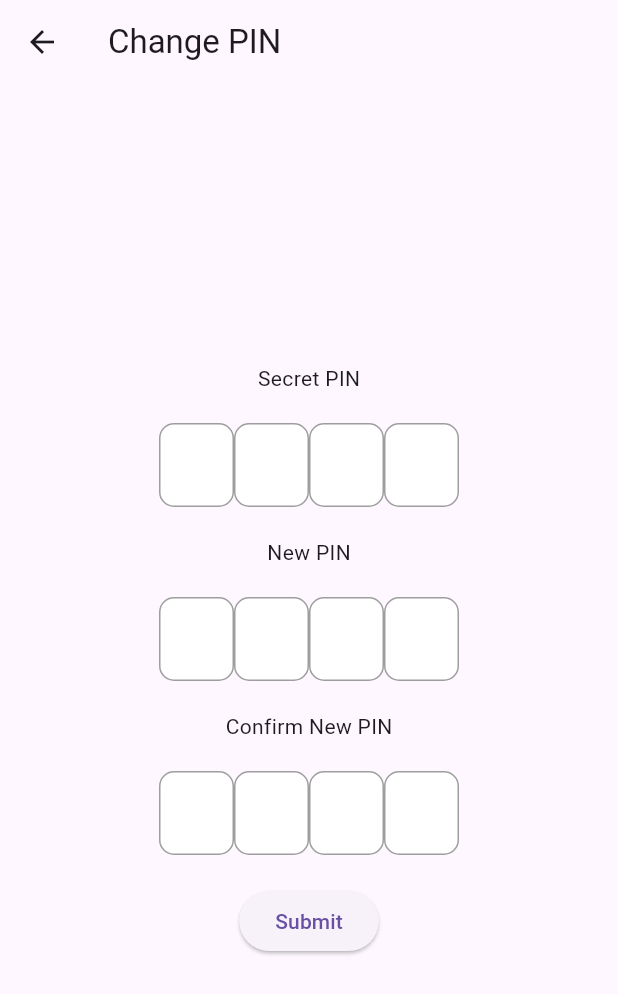
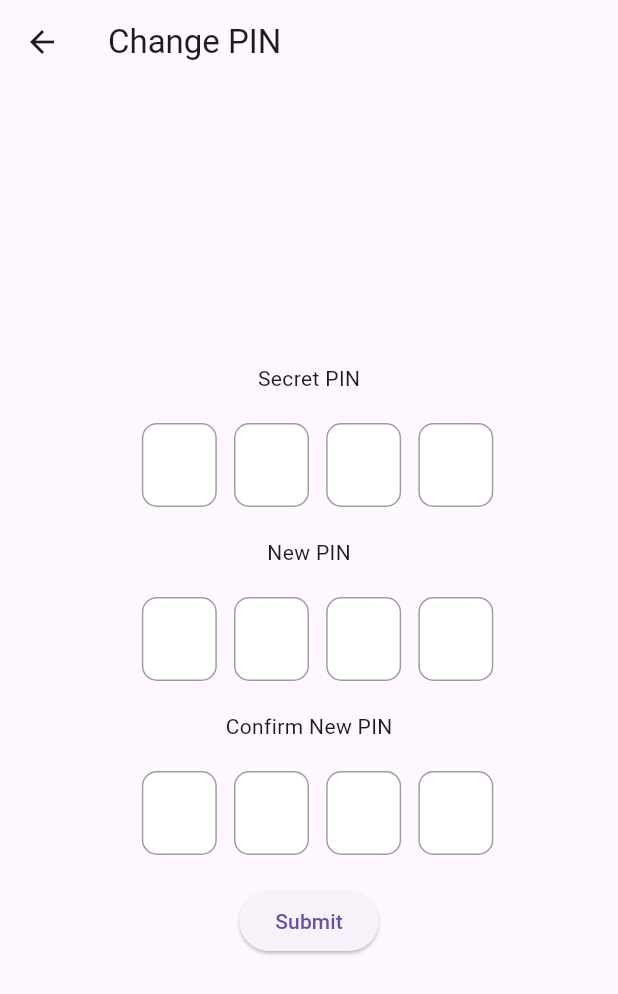
Before and after one commit to alenovan/carabao-billing-apps, a Flutter app: the ChangePinScreen screen opened directly, on a phone screen of 412 x 824 dp. Shown: the top 994 px of the screen. Run offline on Flutter 3.47's test engine with Material 3 defaults, Android fonts, the phone set to English and light mode, and no system bars; our stand-ins replace bloc, boxicons, equatable, flutter_bloc, flutter_local_notifications, flutter_screenutil and 6 more; missing offline and left inert: android_alarm_manager_plus, http_interceptor, pusher_channels_flutter, window_manager; accounts and stored records are empty.

Commit message:
update pin

```diff
--- a/lib/constant/url_constant.dart
+++ b/lib/constant/url_constant.dart
@@ -1,6 +1,6 @@
 class UrlConstant {
   static const base_url_live =
-      "https://test.crbillingsystem.com/public/api/";
+      "https://joes-billiards-api.crbillingsystem.com/public/api/";
   static const base_url_staging = "http://192.168.1.15:8001/api/";
   static const base_url = base_url_live;
   static const config = base_url + "config";
--- a/lib/screen/setting/ChangePinScreen.dart
+++ b/lib/screen/setting/ChangePinScreen.dart
@@ -1,5 +1,6 @@
 import 'package:carabaobillingapps/screen/setting/PinEntryScreen.dart';
 import 'package:flutter/material.dart';
+import 'package:flutter_screenutil/flutter_screenutil.dart';
 import 'package:shared_preferences/shared_preferences.dart';
 
 class ChangePinScreen extends StatefulWidget {
@@ -17,7 +18,7 @@ class _ChangePinScreenState extends State<ChangePinScreen> {
   final _newPinFocusNodes = List.generate(4, (_) => FocusNode());
   final _confirmNewPinFocusNodes = List.generate(4, (_) => FocusNode());
 
-  String _storedPin = '9041'; // Default PIN
+  String _storedPin = '0000'; // Default PIN
   String _secretPin = '5381'; // Default PIN
 
   @override
@@ -113,7 +114,8 @@ class _ChangePinScreenState extends State<ChangePinScreen> {
               Row(
                 mainAxisAlignment: MainAxisAlignment.center,
                 children: List.generate(4, (index) {
-                  return SizedBox(
+                  return Container(
+                    margin: EdgeInsets.only(left: 10.w),
                     width: 50,
                     child: TextField(
                       controller: _currentPinControllers[index],
@@ -158,7 +160,8 @@ class _ChangePinScreenState extends State<ChangePinScreen> {
               Row(
                 mainAxisAlignment: MainAxisAlignment.center,
                 children: List.generate(4, (index) {
-                  return SizedBox(
+                  return Container(
+                    margin: EdgeInsets.only(left: 10.w),
                     width: 50,
                     child: TextField(
                       controller: _newPinControllers[index],
@@ -203,7 +206,8 @@ class _ChangePinScreenState extends State<ChangePinScreen> {
               Row(
                 mainAxisAlignment: MainAxisAlignment.center,
                 children: List.generate(4, (index) {
-                  return SizedBox(
+                  return Container(
+                    margin: EdgeInsets.only(left: 10.w),
                     width: 50,
                     child: TextField(
                       controller: _confirmNewPinControllers[index],
--- a/lib/screen/setting/PinCreationScreen.dart
+++ b/lib/screen/setting/PinCreationScreen.dart
@@ -1,5 +1,6 @@
 import 'package:carabaobillingapps/screen/setting/PinEntryScreen.dart';
 import 'package:flutter/material.dart';
+import 'package:flutter_screenutil/flutter_screenutil.dart';
 import 'package:shared_preferences/shared_preferences.dart';
 
 class PinCreationScreen extends StatefulWidget {
@@ -69,8 +70,8 @@ class _PinCreationScreenState extends State<PinCreationScreen> {
               Row(
                 mainAxisAlignment: MainAxisAlignment.center,
                 children: List.generate(4, (index) {
-                  return SizedBox(
-                    width: 50,
+                  return Container(
+                    margin: EdgeInsets.only(left: 10.w),
                     child: TextField(
                       controller: _pinControllers[index],
                       focusNode: _focusNodes[index],
--- a/lib/screen/setting/PinEntryScreen.dart
+++ b/lib/screen/setting/PinEntryScreen.dart
@@ -1,5 +1,6 @@
 import 'package:carabaobillingapps/screen/setting/ListSetting.dart';
 import 'package:flutter/material.dart';
+import 'package:flutter_screenutil/flutter_screenutil.dart';
 import 'package:shared_preferences/shared_preferences.dart';
 
 import '../BottomNavigationScreen.dart';
@@ -87,7 +88,8 @@ class _PinEntryScreenState extends State<PinEntryScreen> {
               Row(
                 mainAxisAlignment: MainAxisAlignment.center,
                 children: List.generate(4, (index) {
-                  return SizedBox(
+                  return Container(
+                    margin: EdgeInsets.only(left: 10.w),
                     width: 50,
                     child: TextField(
                       controller: _pinControllers[index],
```
Also changed, not shown: lib/constant/data_constant.dart (+4 -4 lines), lib/screen/room/RoomScreen.dart (+7 -3 lines), pubspec.yaml (+5 -2 lines), pubspec.lock, 8 other files.
